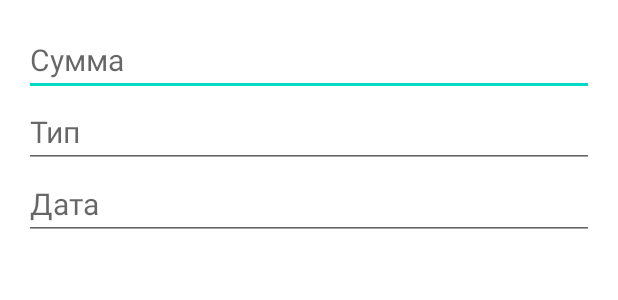
After one commit to DianaParygina/My_Application_3, an Android app: the layout dialog_add_expense.xml on its own in the app's theme, with its tools: preview values and no code run, on a phone screen of 412 x 824 dp. The commit adds this screen. Shown: the top 300 px of the screen. Run offline under Robolectric (Android 15) with nearby library versions, the phone set to English and light mode, and no system bars.

Commit message:
expenseWithDataAndType

```diff
--- /dev/null
+++ b/app/src/main/java/com/example/myapplication_3/ExpenseItem.kt
@@ -0,0 +1,4 @@
+package com.example.myapplication_3
+
+class ExpenseItem(val expense: Double, val date: String, val type: String) {
+}
--- a/app/src/main/java/com/example/myapplication_3/IncomeAdapter.kt
+++ b/app/src/main/java/com/example/myapplication_3/IncomeAdapter.kt
@@ -132,7 +132,7 @@ class IncomeAdapter(val incomeItems: MutableList<IncomeItem>, private val shared
             val newType = inputType.text.toString()
             if (newIncomeString.isNotEmpty()) {
                 val newIncome = newIncomeString.toDoubleOrNull()
-                    if(newIncome!=null) {
+                if(newIncome!=null) {
                         sharedFinanceViewModel.deleteIncome(currentIncomeItem.amount)
                         sharedFinanceViewModel.addIncome(newIncome)
                         incomeItems[position] = IncomeItem(newIncome, newDate, newType)
--- /dev/null
+++ b/app/src/main/res/layout/dialog_add_expense.xml
@@ -0,0 +1,30 @@
+<?xml version="1.0" encoding="utf-8"?>
+<LinearLayout xmlns:android="http://schemas.android.com/apk/res/android"
+    android:orientation="vertical" android:layout_width="match_parent"
+    android:layout_height="wrap_content"
+    android:padding="16dp">
+
+    <EditText
+        android:id="@+id/input_expense"
+        android:layout_width="match_parent"
+        android:layout_height="wrap_content"
+        android:inputType="numberDecimal"
+        android:textSize="20sp"
+        android:hint="Сумма"/>
+
+
+    <EditText
+        android:id="@+id/input_type_expense"
+        android:layout_width="match_parent"
+        android:layout_height="wrap_content"
+        android:textSize="20sp"
+        android:hint="Тип" />
+
+    <EditText
+        android:id="@+id/input_date_expense"
+        android:layout_width="match_parent"
+        android:layout_height="wrap_content"
+        android:focusable="false"
+        android:textSize="20sp"
+        android:hint="Дата"/>
+</LinearLayout>
```
Also changed, not shown: app/src/main/java/com/example/myapplication_3/ExpenseAdapter.kt (+49 -42 lines), app/src/main/java/com/example/myapplication_3/MainActivity.kt (+51 -16 lines), app/src/main/res/layout/item_expense.xml (+22 -3 lines).
